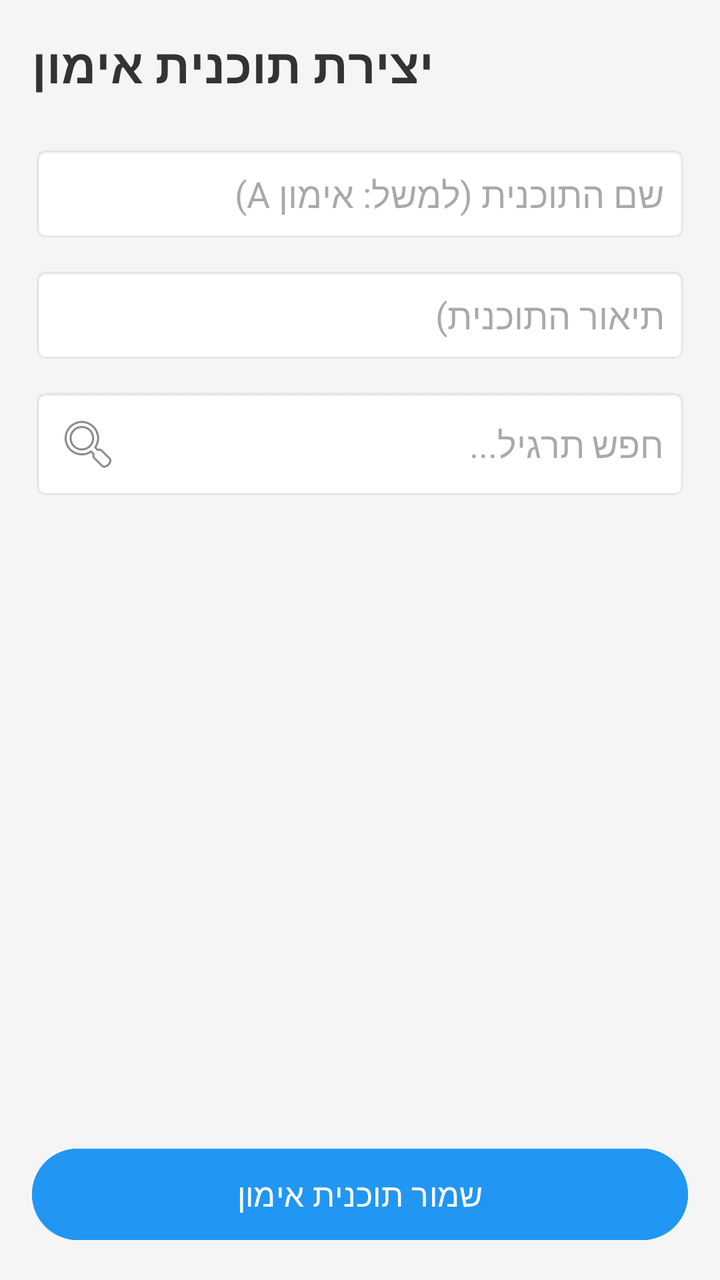
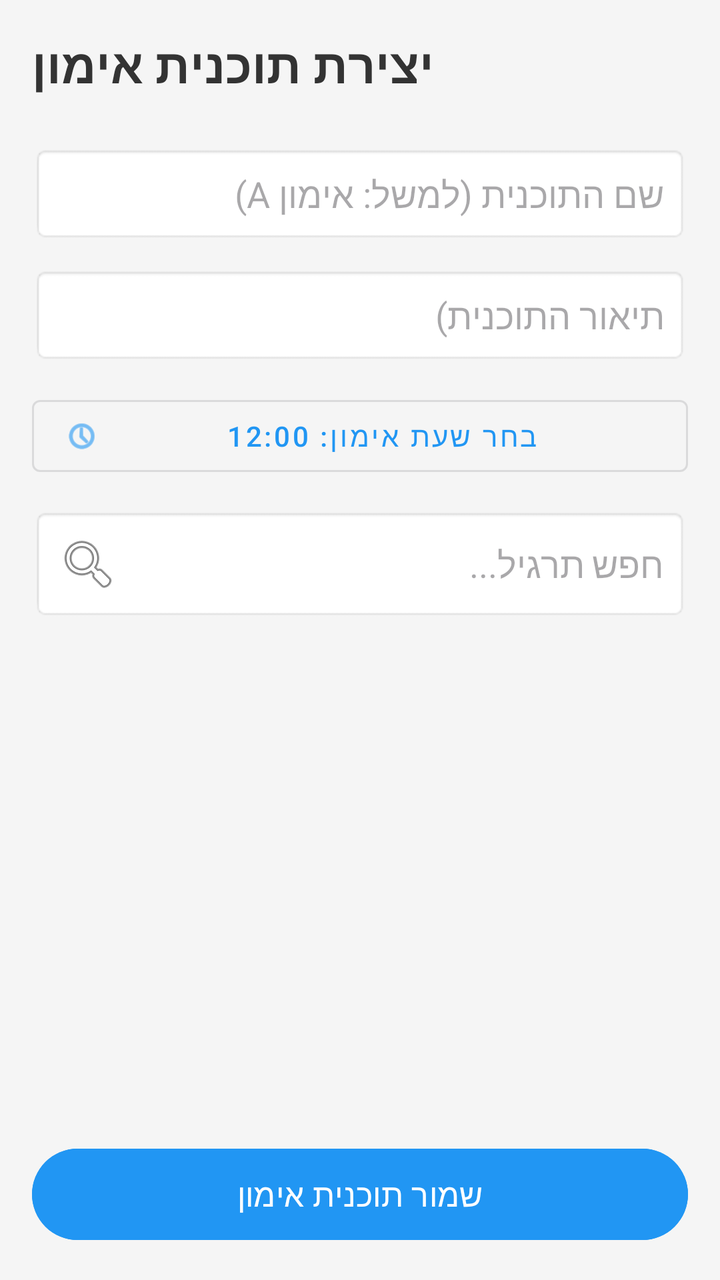

Screens rendered from an Android XML layout before and after an edit, with the pre-edit source and the edit as a unified diff.
<!-- AndroidManifest.xml: application theme Theme.Gym_calender10 -->
<!-- res/layout/activity_create_plan.xml -->
<?xml version="1.0" encoding="utf-8"?>
<androidx.constraintlayout.widget.ConstraintLayout
    xmlns:android="http://schemas.android.com/apk/res/android"
    xmlns:app="http://schemas.android.com/apk/res-auto"
    xmlns:tools="http://schemas.android.com/tools"
    android:layout_width="match_parent"
    android:layout_height="match_parent"
    android:background="#F5F5F5"
    android:padding="16dp">

    <TextView
        android:id="@+id/tvTitle"
        android:layout_width="wrap_content"
        android:layout_height="wrap_content"
        android:text="יצירת תוכנית אימון"
        android:textColor="#333333"
        android:textSize="24sp"
        android:textStyle="bold"
        app:layout_constraintStart_toStartOf="parent"
        app:layout_constraintTop_toTopOf="parent" />

    <EditText
        android:id="@+id/etPlanName"
        android:layout_width="0dp"
        android:layout_height="wrap_content"
        android:layout_marginTop="24dp"
        android:background="@android:drawable/editbox_background"
        android:hint="שם התוכנית (למשל: אימון A)"
        android:inputType="textCapSentences"
        android:padding="12dp"
        app:layout_constraintEnd_toEndOf="parent"
        app:layout_constraintStart_toStartOf="parent"
        app:layout_constraintTop_toBottomOf="@+id/tvTitle" />

    <EditText
        android:id="@+id/etPlanDescription"
        android:layout_width="0dp"
        android:layout_height="wrap_content"
        android:layout_marginTop="12dp"
        android:background="@android:drawable/editbox_background"
        android:hint="תיאור התוכנית)"
        android:inputType="textMultiLine"
        android:padding="12dp"
        app:layout_constraintEnd_toEndOf="parent"
        app:layout_constraintStart_toStartOf="parent"
        app:layout_constraintTop_toBottomOf="@+id/etPlanName" />

    <EditText
        android:id="@+id/etSearchExercise"
        android:layout_width="0dp"
        android:layout_height="wrap_content"
        android:layout_marginTop="12dp"
        android:background="@android:drawable/editbox_background"
        android:drawableStart="@android:drawable/ic_menu_search"
        android:drawablePadding="8dp"
        android:hint="חפש תרגיל..."
        android:inputType="text"
        android:padding="12dp"
        app:layout_constraintEnd_toEndOf="parent"
        app:layout_constraintStart_toStartOf="parent"
        app:layout_constraintTop_toBottomOf="@+id/etPlanDescription" />

    <androidx.recyclerview.widget.RecyclerView
        android:id="@+id/rvExercises"
        android:layout_width="0dp"
        android:layout_height="0dp"
        android:layout_marginTop="12dp"
        android:layout_marginBottom="12dp"
        app:layout_constraintBottom_toTopOf="@+id/btnSavePlan"
        app:layout_constraintEnd_toEndOf="parent"
        app:layout_constraintStart_toStartOf="parent"
        app:layout_constraintTop_toBottomOf="@+id/etSearchExercise"
        tools:listitem="@android:layout/simple_list_item_1" />

    <com.google.android.material.button.MaterialButton
        android:id="@+id/btnSavePlan"
        android:layout_width="0dp"
        android:layout_height="wrap_content"
        android:backgroundTint="#2196F3"
        android:padding="12dp"
        android:text="שמור תוכנית אימון"
        android:textColor="#FFFFFF"
        android:textSize="16sp"
        app:layout_constraintBottom_toBottomOf="parent"
        app:layout_constraintEnd_toEndOf="parent"
        app:layout_constraintStart_toStartOf="parent" />

</androidx.constraintlayout.widget.ConstraintLayout>
<!-- resources referenced by this layout -->
<resources>
  <style name="Theme.Gym_calender10" parent="Theme.Material3.Light.NoActionBar">
          <item name="android:colorBackground">#FFFFFF</item>
          <item name="android:textColor">#000000</item>
          <item name="colorPrimary">#2196F3</item>
          <item name="colorPrimaryDark">#1976D2</item>
          <item name="colorAccent">#03A9F4</item>
          <item name="bottomSheetDialogTheme">@style/AppBottomSheetDialogTheme</item>
      </style>
  <style name="AppBottomSheetDialogTheme" parent="Theme.Design.Light.BottomSheetDialog">
          <item name="bottomSheetStyle">@style/AppBottomSheetStyle</item>
      </style>
  <style name="AppBottomSheetStyle" parent="Widget.Design.BottomSheet.Modal">
          <item name="android:background">@android:color/transparent</item>
      </style>
</resources>

<!-- the commit's change to res/layout/activity_create_plan.xml (unified diff, before → after) -->
@@ -45,6 +45,18 @@
         app:layout_constraintStart_toStartOf="parent"
         app:layout_constraintTop_toBottomOf="@+id/etPlanName" />
 
+    <com.google.android.material.button.MaterialButton
+        android:id="@+id/btnSelectTime"
+        style="@style/Widget.MaterialComponents.Button.OutlinedButton"
+        android:layout_width="0dp"
+        android:layout_height="wrap_content"
+        android:layout_marginTop="12dp"
+        android:text="בחר שעת אימון: 12:00"
+        app:icon="@android:drawable/ic_menu_recent_history"
+        app:layout_constraintEnd_toEndOf="parent"
+        app:layout_constraintStart_toStartOf="parent"
+        app:layout_constraintTop_toBottomOf="@+id/etPlanDescription" />
+
     <EditText
         android:id="@+id/etSearchExercise"
         android:layout_width="0dp"
@@ -58,7 +70,7 @@
         android:padding="12dp"
         app:layout_constraintEnd_toEndOf="parent"
         app:layout_constraintStart_toStartOf="parent"
-        app:layout_constraintTop_toBottomOf="@+id/etPlanDescription" />
+        app:layout_constraintTop_toBottomOf="@+id/btnSelectTime" />
 
     <androidx.recyclerview.widget.RecyclerView
         android:id="@+id/rvExercises"
